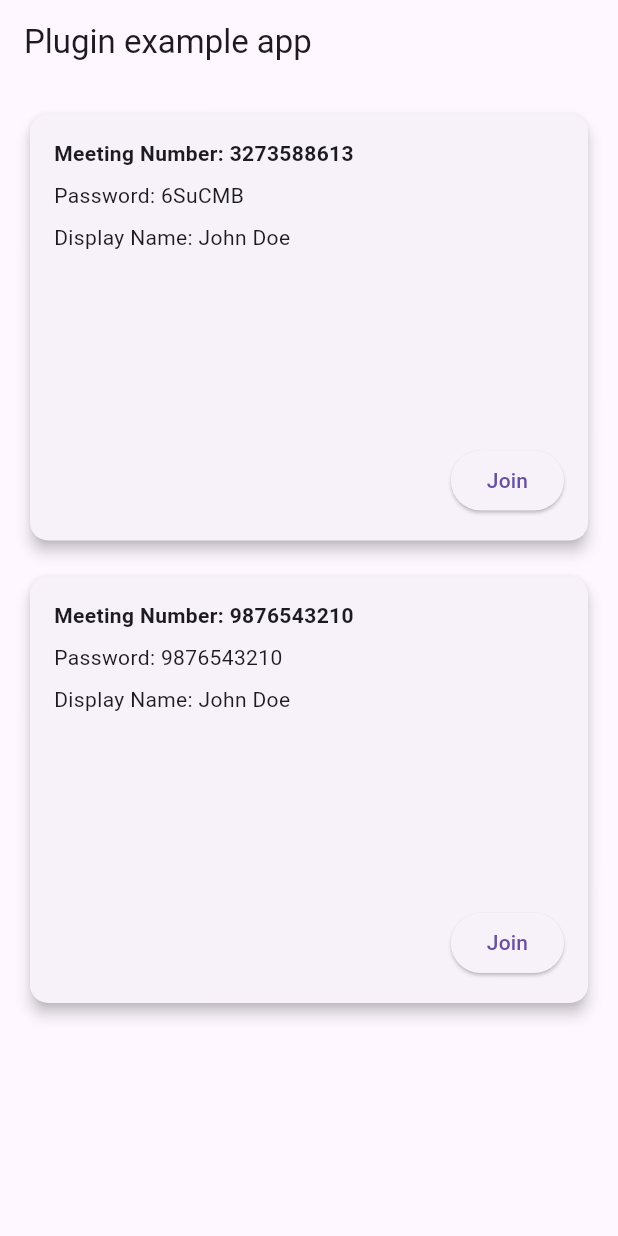
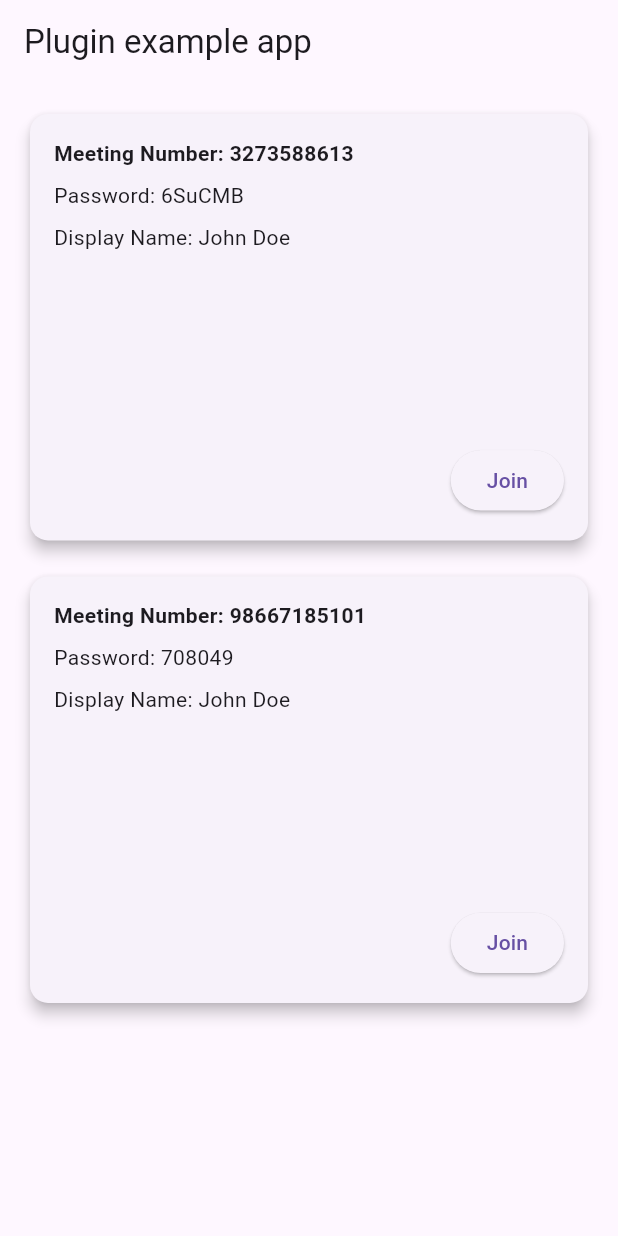
Before and after one commit to SIMITGROUP/flutter_zoom_meeting_sdk, a Flutter app: the screen it shows after launch, on a phone screen of 412 x 824 dp. Run offline on Flutter 3.47's test engine with Material 3 defaults, Android fonts, the phone set to English and light mode, and no system bars; our stand-ins replace plugin_platform_interface.

```diff
--- a/example/lib/main.dart
+++ b/example/lib/main.dart
@@ -36,8 +36,8 @@ class _MyAppState extends State<MyApp> {
       'displayName': 'John Doe',
     },
     {
-      'meetingNumber': '9876543210',
-      'password': '9876543210',
+      'meetingNumber': '98667185101',
+      'password': '708049',
       'displayName': 'John Doe',
     },
   ];
```
Also changed, not shown: 1 other file.
